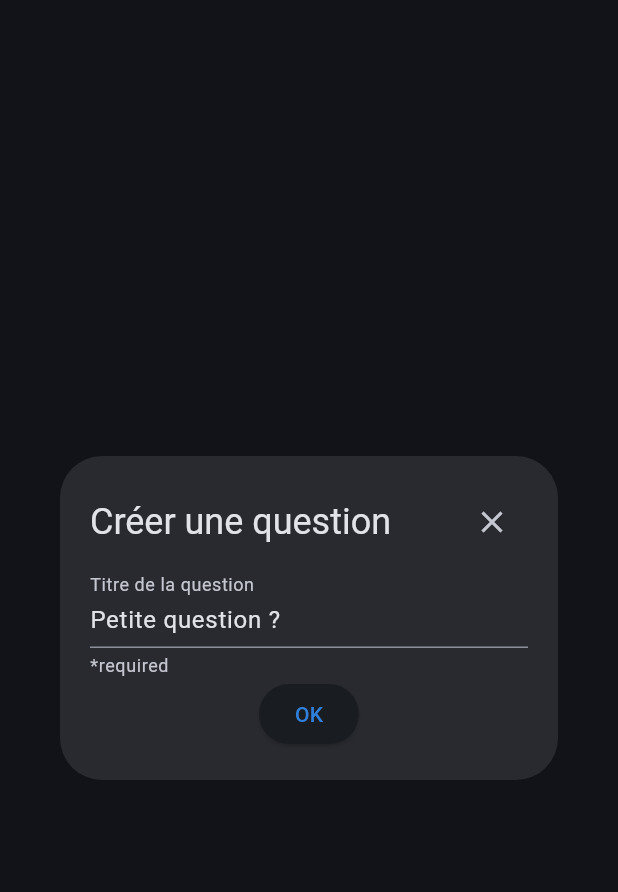
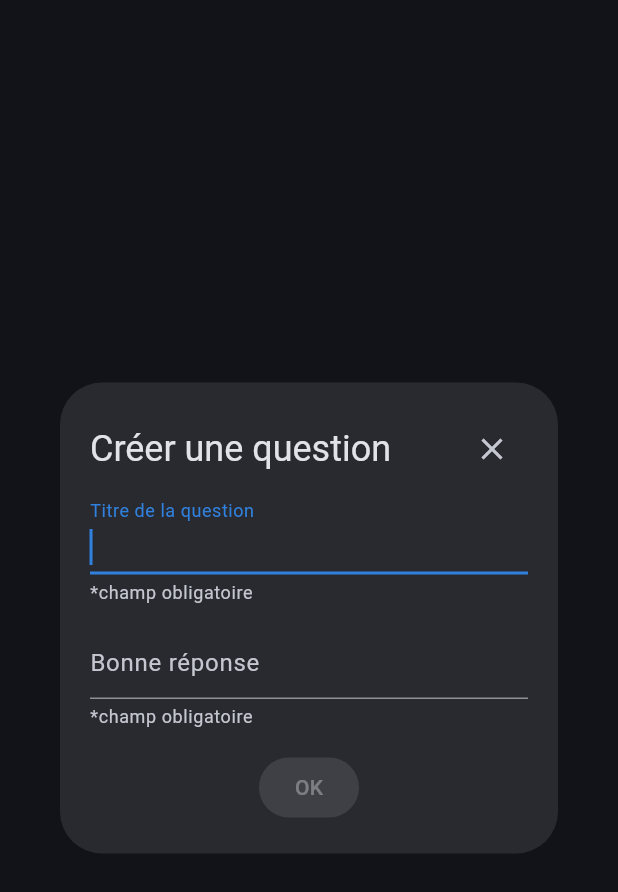
Before and after one commit to alexleboucher/make_your_quiz, a Flutter app: the QuestionDialog widget shown alone on an empty page, opened directly, on a phone screen of 412 x 824 dp. Shown: the top 892 px of the screen. Run offline on Flutter 3.47's test engine with Material 2 defaults, Android fonts, the phone set to English and light mode, and no system bars; our stand-ins replace beamer, equatable, flutter_bloc, google_fonts, hydrated_bloc; Roboto replaces fonts that are missing (Ubuntu).

Commit message:
Improved Field controller and question dialog and form

```diff
--- a/lib/settings/view/question_dialog.dart
+++ b/lib/settings/view/question_dialog.dart
@@ -1,16 +1,14 @@
 import 'package:flutter/material.dart';
 import 'package:google_fonts/google_fonts.dart';
+import 'package:make_your_quiz/model/question.dart';
 import 'package:make_your_quiz/settings/view/question_form.dart';
 import 'package:make_your_quiz/shared/widgets/app_text.dart';
 
-class QuestionDialog extends StatefulWidget {
-  const QuestionDialog({super.key});
+class QuestionDialog extends StatelessWidget {
+  const QuestionDialog({this.question, super.key});
 
-  @override
-  State<QuestionDialog> createState() => _QuestionDialogState();
-}
+  final Question? question;
 
-class _QuestionDialogState extends State<QuestionDialog> {
   @override
   Widget build(BuildContext context) {
     return Dialog(
@@ -38,8 +36,8 @@ class _QuestionDialogState extends State<QuestionDialog> {
             const SizedBox(
               height: 12,
             ),
-            const QuestionForm(
-              title: 'Petite question ?',
+            QuestionForm(
+              question: question,
             ),
           ],
         ),
--- a/lib/settings/view/question_form.dart
+++ b/lib/settings/view/question_form.dart
@@ -1,30 +1,40 @@
 import 'package:flutter/material.dart';
+import 'package:make_your_quiz/model/question.dart';
 import 'package:make_your_quiz/shared/controller/field_controller.dart';
 import 'package:make_your_quiz/shared/util/form_util.dart';
 
-enum QuestionField { title }
+abstract class _Validators {
+  static String? titleValidator(String? value) {
+    return FormUtil.isNullOrEmpty(value)
+        ? 'Le titre doit être renseigné'
+        : null;
+  }
+
+  static String? goodAnswerValidator(String? value) {
+    return FormUtil.isNullOrEmpty(value)
+        ? 'La bonne réponse doit être renseignée'
+        : null;
+  }
+}
 
 class QuestionForm extends StatefulWidget {
   const QuestionForm({
-    this.title,
+    this.question,
     super.key,
   });
 
-  final String? title;
+  final Question? question;
 
   @override
   State<QuestionForm> createState() => _QuestionFormState();
 }
 
 class _QuestionFormState extends State<QuestionForm> {
-  final _formKey = GlobalKey<FormState>();
-  final _titleFieldController = FieldController<TextEditingController, String>(
-    controller: TextEditingController(),
-    validator: (value) {
-      return FormUtil.isNullOrEmpty(value)
-          ? 'Le titre doit être renseigné'
-          : null;
-    },
+  final _titleController = TextEditingFieldController(
+    validator: _Validators.titleValidator,
+  );
+  final _goodAnswerController = TextEditingFieldController(
+    validator: _Validators.goodAnswerValidator,
   );
 
   bool _isValid = false;
@@ -32,23 +42,22 @@ class _QuestionFormState extends State<QuestionForm> {
   @override
   void initState() {
     super.initState();
-    if (widget.title != null) {
-      _titleFieldController.controller.text = widget.title!;
+    if (widget.question != null) {
+      _titleController.controller.text = widget.question!.title;
+      _goodAnswerController.controller.text = widget.question!.goodAnswer;
     }
     checkFormValid();
   }
 
   @override
   void dispose() {
-    _titleFieldController.dispose();
+    _titleController.dispose();
+    _goodAnswerController.dispose();
     super.dispose();
   }
 
   void checkFormValid() {
-    final errors = _titleFieldController.validator
-        ?.call(_titleFieldController.controller.text);
-
-    final isValid = errors == null;
+    final isValid = _titleController.isValid && _goodAnswerController.isValid;
     if (_isValid != isValid) {
       setState(() {
         _isValid = isValid;
@@ -59,20 +68,31 @@ class _QuestionFormState extends State<QuestionForm> {
   @override
   Widget build(BuildContext context) {
     return Form(
-      key: _formKey,
       autovalidateMode: AutovalidateMode.onUserInteraction,
       onChanged: checkFormValid,
       child: Column(
         children: [
           TextFormField(
+            autofocus: true,
             autovalidateMode: AutovalidateMode.onUserInteraction,
-            controller: _titleFieldController.controller,
-            validator: _titleFieldController.validator,
+            controller: _titleController.controller,
+            validator: _titleController.validator,
             decoration: const InputDecoration(
               labelText: 'Titre de la question',
-              helperText: '*required',
+              helperText: '*champ obligatoire',
             ),
           ),
+          const SizedBox(height: 15),
+          TextFormField(
+            autovalidateMode: AutovalidateMode.onUserInteraction,
+            controller: _goodAnswerController.controller,
+            validator: _goodAnswerController.validator,
+            decoration: const InputDecoration(
+              labelText: 'Bonne réponse',
+              helperText: '*champ obligatoire',
+            ),
+          ),
+          const SizedBox(height: 15),
           ElevatedButton(
             onPressed: _isValid ? () {} : null,
             child: const Text('OK'),
--- a/lib/settings/view/questions_section.dart
+++ b/lib/settings/view/questions_section.dart
@@ -1,5 +1,6 @@
 import 'package:flutter/material.dart';
 import 'package:google_fonts/google_fonts.dart';
+import 'package:make_your_quiz/model/question.dart';
 import 'package:make_your_quiz/settings/view/question_dialog.dart';
 import 'package:make_your_quiz/shared/widgets/app_text.dart';
 
@@ -11,7 +12,17 @@ class QuestionsSection extends StatefulWidget {
 }
 
 class _QuestionsSectionState extends State<QuestionsSection> {
-  final List<int> _items = List<int>.generate(15, (int index) => index);
+  final List<Question> _items = List<Question>.generate(
+    15,
+    (int index) => Question(
+      title: 'Question $index',
+      goodAnswer: 'Good answer $index',
+      otherAnswers: List<String>.generate(
+        3,
+        (int idx) => 'Other answer $index - $idx',
+      ),
+    ),
+  );
 
   @override
   Widget build(BuildContext context) {
@@ -34,7 +45,7 @@ class _QuestionsSectionState extends State<QuestionsSection> {
                 Card(
                   key: Key('$i'),
                   child: ListTile(
-                    title: Text('This is tile number ${_items[i]}'),
+                    title: Text(_items[i].title),
                     leading: ReorderableDragStartListener(
                       index: i,
                       child: const Icon(Icons.drag_handle),
@@ -45,8 +56,9 @@ class _QuestionsSectionState extends State<QuestionsSection> {
                         IconButton(
                           onPressed: () => showDialog<dynamic>(
                             context: context,
-                            builder: (BuildContext context) =>
-                                const QuestionDialog(),
+                            builder: (BuildContext context) => QuestionDialog(
+                              question: _items[i],
+                            ),
                           ),
                           icon: const Icon(Icons.edit),
                         ),
--- a/lib/shared/controller/field_controller.dart
+++ b/lib/shared/controller/field_controller.dart
@@ -1,6 +1,7 @@
 import 'package:flutter/material.dart';
 
-class FieldController<ControllerType extends ValueNotifier<dynamic>, Value> {
+abstract class FieldController<ControllerType extends ValueNotifier<dynamic>,
+    Value> {
   const FieldController({
     required this.controller,
     this.validator,
@@ -11,3 +12,13 @@ class FieldController<ControllerType extends ValueNotifier<dynamic>, Value> {
 
   void dispose() => controller.dispose();
 }
+
+class TextEditingFieldController
+    extends FieldController<TextEditingController, String> {
+  TextEditingFieldController({String? defaultText, super.validator})
+      : super(controller: TextEditingController(text: defaultText));
+
+  bool get isValid {
+    return validator?.call(controller.text) == null;
+  }
+}
```
